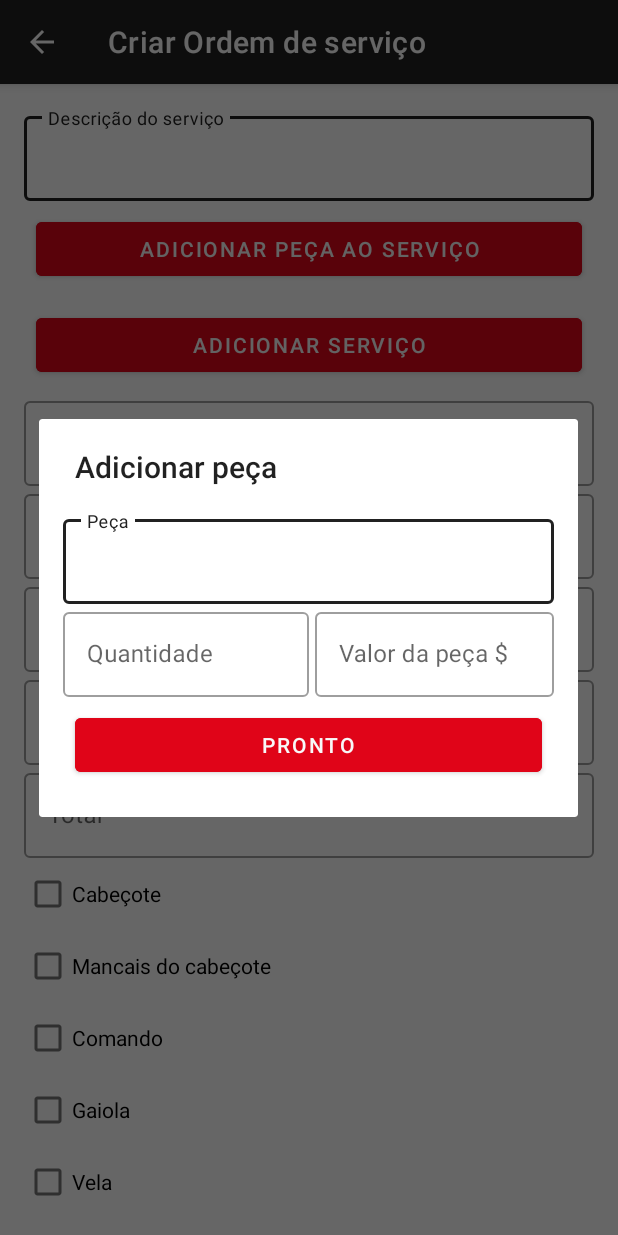
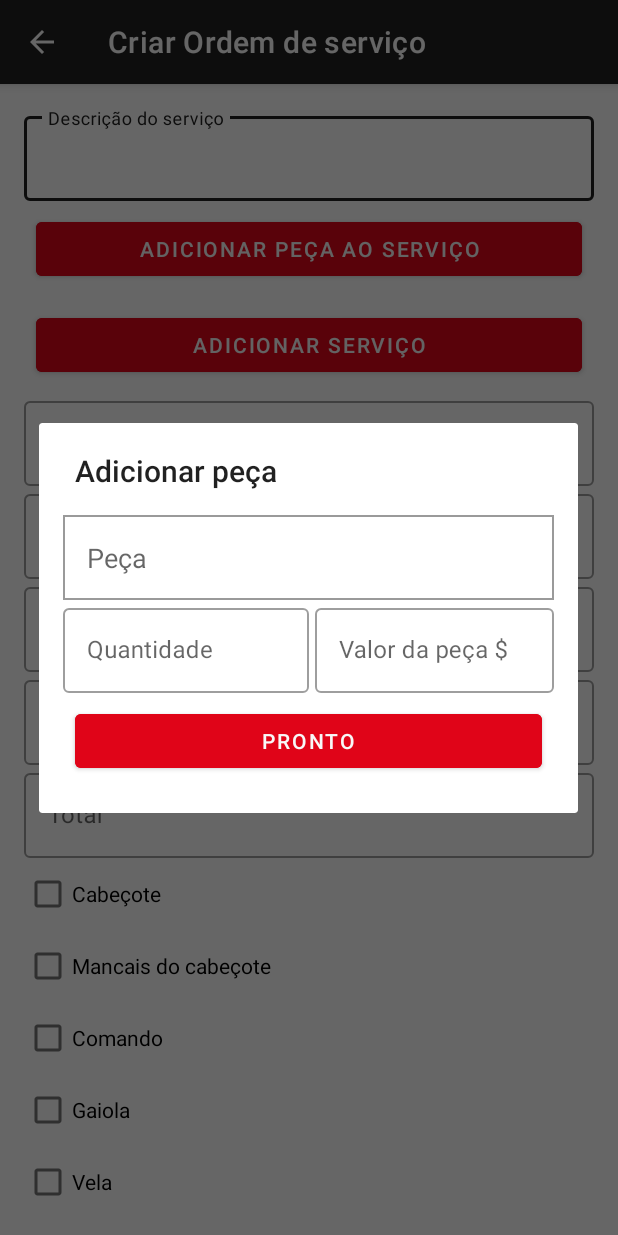
Before and after one commit to gustavodias24/MariosCar, an Android app: the OSActivity screen opened directly, with no data from a screen before it, after a tap on "ADICIONAR PEÇA AO SERVIÇO", on a phone screen of 412 x 824 dp. Run offline under Robolectric (Android 15) with nearby library versions, the phone set to English and light mode, and no system bars; our stand-ins replace Firebase (no records; nobody signed in at launch, a user with empty details on screens opened directly), Picasso; libraries missing offline, so code that uses them is left out: com.google.gson.internal; pictures from the network do not load; 1 statement that could not run was skipped.

Commit message:
adicionando autoComplete em servicos e pecas e consertando alguns problemas da os

```diff
--- a/app/src/main/AndroidManifest.xml
+++ b/app/src/main/AndroidManifest.xml
@@ -42,8 +42,7 @@
 
 
         <activity
-            android:name=".MainActivity"
-
+            android:name=".ConsultaPlacaActivity"
 
             android:exported="false" />
         <activity
@@ -75,7 +74,8 @@
             android:exported="false"
             android:theme="@style/Theme.MaterialComponents.Light.DarkActionBar" />
         <activity
-            android:name=".ConsultaPlacaActivity"
+            android:name=".MainActivity"
+
 
             android:exported="true">
             <intent-filter>
--- a/app/src/main/java/benicio/soluces/marioscar/OSActivity.java
+++ b/app/src/main/java/benicio/soluces/marioscar/OSActivity.java
@@ -21,6 +21,8 @@ import android.provider.MediaStore;
 import android.util.Log;
 import android.view.MenuItem;
 import android.view.View;
+import android.widget.AdapterView;
+import android.widget.ArrayAdapter;
 import android.widget.Toast;
 
 import com.google.android.gms.tasks.OnCompleteListener;
@@ -66,6 +68,10 @@ import retrofit2.Response;
 import retrofit2.Retrofit;
 
 public class OSActivity extends AppCompatActivity {
+
+    String idCarro ;
+    String placaCarro ;
+    String idCliente ;
     private DatabaseReference refClientes = FirebaseDatabase.getInstance().getReference().getRef().child(DatabaseUtils.CLIENTES_DB);
     private DatabaseReference refVeiculos = FirebaseDatabase.getInstance().getReference().getRef().child(DatabaseUtils.VEICULOS_DB);
     private DatabaseReference refOs = FirebaseDatabase.getInstance().getReference().getRef().child(DatabaseUtils.OS_DB);
@@ -93,7 +99,7 @@ public class OSActivity extends AppCompatActivity {
     private Bundle b;
     List<ItemModel> itens = new ArrayList<>();
     List<ItemModel> servicos = new ArrayList<>();
-    int numeroOs = 1;
+    int numeroOs = 0;
 
     @SuppressLint("SetTextI18n")
     @Override
@@ -140,6 +146,12 @@ public class OSActivity extends AppCompatActivity {
                     mainBinding.virabrequim.setChecked(os.getVirabrequim());
                     mainBinding.biela.setChecked(os.getBiela());
                     mainBinding.motoMontado.setChecked(os.getMotorMontado());
+
+                    idCarro = os.getIdCarro();
+                    idCliente = os.getIdCliente();
+                    placaCarro = os.getPlacaCarro();
+                    numeroOs = Integer.parseInt(os.getNumeroOs());
+
                 }else{
                     Toast.makeText(OSActivity.this, "Erro de conexão!", Toast.LENGTH_SHORT).show();
                     finish();
@@ -151,6 +163,7 @@ public class OSActivity extends AppCompatActivity {
         refOs.addListenerForSingleValueEvent(new ValueEventListener() {
             @Override
             public void onDataChange(@NonNull DataSnapshot snapshot) {
+                if (numeroOs == 0){
                     numeroOs = 1;
                     if ( snapshot.exists() ){
                         for ( DataSnapshot d : snapshot.getChildren()){
@@ -158,6 +171,8 @@ public class OSActivity extends AppCompatActivity {
                         }
 
                     }
+                }
+
             }
 
             @Override
@@ -178,9 +193,12 @@ public class OSActivity extends AppCompatActivity {
                 id = b.getString("idOS");
             }
 
-            String idCarro = b.getString("idCarro", "");
-            String placaCarro = b.getString("placaCarro", "");
-            String idCliente = b.getString("idCliente", "");
+            if ( idCliente == null && placaCarro == null && placaCarro == null){
+                 idCarro = b.getString("idCarro", "");
+                 placaCarro = b.getString("placaCarro", "");
+                 idCliente = b.getString("idCliente", "");
+            }
+
 
             String descricao, descricaoPeca, valorTotal, valorService, desconto, total, obs, valorTotalPecas;
 
@@ -200,8 +218,12 @@ public class OSActivity extends AppCompatActivity {
                 if ( task.isSuccessful() ){
                     UsuarioModel cliente = task.getResult().getValue(UsuarioModel.class);
                     refVeiculos.child(idCarro).get().addOnCompleteListener(task1 -> {
+
                         if ( task1.isSuccessful() ){
+
                             VeiculoModel veiculo = task1.getResult().getValue(VeiculoModel.class);
+
+                            if (cliente != null && veiculo != null){
                                 refOs.child(id).setValue(
                                         new OSModel(
                                                 id,
@@ -234,7 +256,7 @@ public class OSActivity extends AppCompatActivity {
                                                 cliente
                                         )
                                 ).addOnCompleteListener(task2 -> {
-                                if ( task.isSuccessful() ){
+                                    if ( task2.isSuccessful() ){
                                         finish();
                                         startActivity(new Intent(getApplicationContext(), MainActivity.class));
                                         if ( !b.getBoolean("isEdit", false)){
@@ -243,12 +265,14 @@ public class OSActivity extends AppCompatActivity {
                                             Toast.makeText(getApplicationContext(), "OS atualizada com sucesso.", Toast.LENGTH_LONG).show();
                                         }
                                     }else{
-                                    Log.d("firebaseBucetinha", "onDataChange: " + task.getException().getMessage());
-                                    Log.d("firebaseBucetinha", "onDataChange: " + task.getException().getCause());
                                         Toast.makeText(getApplicationContext(), "Erro de conexão, tente novamente.", Toast.LENGTH_LONG).show();
                                         dialogCarregando.dismiss();
                                     }
                                 });
+                            }else{
+                                Toast.makeText(this, "Tente novamente...", Toast.LENGTH_SHORT).show();
+                            }
+
                         }else{
                             Toast.makeText(OSActivity.this, "Problema de conexão", Toast.LENGTH_SHORT).show();
                         }
@@ -321,8 +345,51 @@ public class OSActivity extends AppCompatActivity {
         AlertDialog.Builder b = new AlertDialog.Builder(OSActivity.this);
         b.setTitle("Adicionar peça");
         LayoutAdicionarItemBinding adicionarItemBinding = LayoutAdicionarItemBinding.inflate(getLayoutInflater());
+
+        String[] pecasComplete = {
+                "Válvula de escape",
+                "Válvula de admissão",
+                "Retentor de válvula",
+                "Guia de válvula",
+                "Sede de válvula",
+                "Camisa de cilindro",
+                "Bucha de Biela",
+                "Bucha do comando do Bloco",
+                "Biela",
+                "Cabeçote",
+                "Virabrequim",
+                "Comando de válvula",
+                "Bloco",
+                "Jogo de junta completo com retentor",
+                "Jogo de pistão",
+                "Casquilho de chumaceira",
+                "Casquilho de biela",
+                "Bomba de óleo",
+                "Bomba d água",
+                "Kit correia dentada",
+                "Silicone",
+                "Limpa contato",
+                "Descarbonizante",
+                "Jogo de parafuso do cabeçote"
+        };
+
+
+        ArrayAdapter<String> adapter = new ArrayAdapter<>(this, android.R.layout.simple_dropdown_item_1line, pecasComplete);
+
+        adicionarItemBinding.nomeField.setAdapter(adapter);
+
+        adicionarItemBinding.nomeField.setOnClickListener( view -> adicionarItemBinding.nomeField.showDropDown());
+
+        adicionarItemBinding.nomeField.setOnItemClickListener((parent, view, position, id) -> {
+            String selectedFrase = (String) parent.getItemAtPosition(position);
+            adicionarItemBinding.nomeField.setText(selectedFrase);
+
+            // Você pode fazer qualquer coisa com a frase selecionada aqui
+            Toast.makeText(getApplicationContext(),  selectedFrase + " selecionado!", Toast.LENGTH_SHORT).show();
+        });
+
         adicionarItemBinding.adicionarPeca.setOnClickListener( view -> {
-            String nomePeca = adicionarItemBinding.nomeField.getEditText().getText().toString();
+            String nomePeca = adicionarItemBinding.nomeField.getText().toString();
             String quantidadeString = adicionarItemBinding.quantiadeField.getEditText().getText().toString();
             String precoString = adicionarItemBinding.valorField.getEditText().getText().toString();
 
@@ -335,7 +402,7 @@ public class OSActivity extends AppCompatActivity {
             itens.add(new ItemModel(nomePeca, preco, quantiade));
             adapterItens.notifyDataSetChanged();
             dialogAdicionarItem.dismiss();
-            adicionarItemBinding.nomeField.getEditText().setText("");
+            adicionarItemBinding.nomeField.setText("");
             adicionarItemBinding.quantiadeField.getEditText().setText("0");
             adicionarItemBinding.valorField.getEditText().setText("0");
         });
@@ -353,8 +420,31 @@ public class OSActivity extends AppCompatActivity {
         adicionarItemBinding.valorField.setHint("Valor do serviço $");
         adicionarItemBinding.quantiadeField.setVisibility(View.GONE);
 
+        String[] servicosComplete = {"Teste hidrostático", "Plaina a face do bloco", "Plaina a face do Cabeçote",
+                "Esmerilhar Válvula", "Retificar sede", "Retificar válvula", "Trocar guia de válvula",
+                "Bronquea Guia", "Retificar virabrequim", "Retificar cilindro", "Encamisar Cilindro",
+                "Polir Comando", "Polir Virabrequim", "Rebaixa pistão", "Embuchar Biela",
+                "Retificar ferro de biela", "Limpeza Química do Motor", "Limpeza Química do cabeçote",
+                "Limpeza Química do bloco", "Desmontagem e montagem do motor", "Encher furo com solda",
+                "Recuperação da lateral do cabeçote", "Alinhar Mancais", "Projeção das camisas",
+                "Extrair parafuso", "Reabrir rosca do parafuso"};
+
+        ArrayAdapter<String> adapter = new ArrayAdapter<>(this, android.R.layout.simple_dropdown_item_1line, servicosComplete);
+
+        adicionarItemBinding.nomeField.setAdapter(adapter);
+
+        adicionarItemBinding.nomeField.setOnClickListener( view -> adicionarItemBinding.nomeField.showDropDown());
+        adicionarItemBinding.nomeField.setOnItemClickListener((parent, view, position, id) -> {
+
+            String selectedFrase = (String) parent.getItemAtPosition(position);
+            adicionarItemBinding.nomeField.setText(selectedFrase);
+
+            // Você pode fazer qualquer coisa com a frase selecionada aqui
+            Toast.makeText(getApplicationContext(),  selectedFrase + " selecionado!", Toast.LENGTH_SHORT).show();
+        });
+
         adicionarItemBinding.adicionarPeca.setOnClickListener( view -> {
-            String nomeServico = adicionarItemBinding.nomeField.getEditText().getText().toString();
+            String nomeServico = adicionarItemBinding.nomeField.getText().toString();
             String precoString = adicionarItemBinding.valorField.getEditText().getText().toString();
 
             precoString = precoString.isEmpty() ? "0.0" : precoString;
@@ -364,7 +454,7 @@ public class OSActivity extends AppCompatActivity {
             adapterServicos.notifyDataSetChanged();
 
             dialogAdicionarServico.dismiss();
-            adicionarItemBinding.nomeField.getEditText().setText("");
+            adicionarItemBinding.nomeField.setText("");
             adicionarItemBinding.valorField.getEditText().setText("0");
         });
         b.setView(adicionarItemBinding.getRoot());
--- a/app/src/main/java/benicio/soluces/marioscar/adapters/AdapterOS.java
+++ b/app/src/main/java/benicio/soluces/marioscar/adapters/AdapterOS.java
@@ -96,7 +96,7 @@ public class AdapterOS extends RecyclerView.Adapter<AdapterOS.MyViewHolder> {
         holder.r.setHasFixedSize(true);
         holder.r.setAdapter(new AdapterImages(osModel.getFotos(),c,a));
 
-//        holder.layoutAdmin.setVisibility(View.VISIBLE);
+        holder.layoutAdmin.setVisibility(View.VISIBLE);
 
         holder.editarOS.setOnClickListener( view -> {
             Intent i = new Intent(c, OSActivity.class);
--- a/app/src/main/res/drawable/borda.xml
+++ b/app/src/main/res/drawable/borda.xml
@@ -1,6 +1,6 @@
 <?xml version="1.0" encoding="utf-8"?>
 <shape android:shape="rectangle" xmlns:android="http://schemas.android.com/apk/res/android">
 
-    <stroke android:color="@color/black" android:width="3dp"/>
+    <stroke android:color="#9A9A9A" android:width="1dp"/>
 
 </shape>
--- a/app/src/main/res/layout/layout_adicionar_item.xml
+++ b/app/src/main/res/layout/layout_adicionar_item.xml
@@ -14,18 +14,14 @@
         android:padding="8dp"
         tools:context=".OSActivity">
 
-        <com.google.android.material.textfield.TextInputLayout
+        <AutoCompleteTextView
             android:id="@+id/nome_field"
-            style="@style/Widget.MaterialComponents.TextInputLayout.OutlinedBox"
             android:layout_width="match_parent"
             android:layout_height="wrap_content"
-            android:hint="Peça">
+            android:background="@drawable/borda"
+            android:hint="Peça"
+            android:padding="16dp" />
 
-            <com.google.android.material.textfield.TextInputEditText
-                android:layout_width="match_parent"
-                android:layout_height="wrap_content" />
-
-        </com.google.android.material.textfield.TextInputLayout>
 
         <LinearLayout
             android:layout_width="match_parent"
```
Lines whose indentation alone changed are shown as unchanged.
